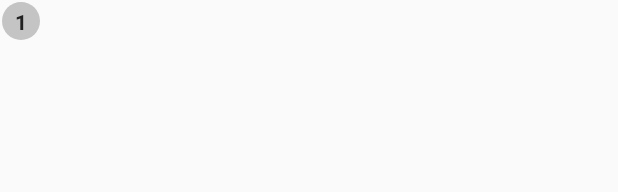
After one commit to daave90/7-minute-workout, an Android app: the layout item_exercise_status.xml on its own in the app's theme, with its tools: preview values and no code run, on a phone screen of 412 x 824 dp. The commit adds this screen. Shown: the top 192 px of the screen. Run offline under Robolectric (Android 15) with nearby library versions, the light colour scheme and no system bars.

Commit message:
Create custom recycler view

```diff
--- /dev/null
+++ b/app/src/main/res/drawable/item_circular_color_gray_background.xml
@@ -0,0 +1,6 @@
+<?xml version="1.0" encoding="utf-8"?>
+<shape xmlns:android="http://schemas.android.com/apk/res/android"
+    android:shape="oval">
+    <solid android:color="#C4C4C4"/>
+
+</shape>
--- /dev/null
+++ b/app/src/main/res/layout/item_exercise_status.xml
@@ -0,0 +1,16 @@
+<?xml version="1.0" encoding="utf-8"?>
+<TextView xmlns:android="http://schemas.android.com/apk/res/android"
+    xmlns:tools="http://schemas.android.com/tools"
+    android:id="@+id/tvItem"
+    android:layout_width="25dp"
+    android:layout_height="25dp"
+    android:layout_margin="1dp"
+    android:textColor="#212121"
+    android:gravity="center"
+    android:textSize="14sp"
+    android:textStyle="bold"
+    android:background="@drawable/item_circular_color_gray_background"
+    android:padding="3dp"
+    tools:text="1">
+
+</TextView>
```
Also changed, not shown: app/src/main/java/pl/daveproject/workout/activity/ExerciseActivity.kt (+14 -1 lines), app/src/main/java/pl/daveproject/workout/recyclerView/ExerciseStatusAdapter.kt (added, +32 -0 lines), app/src/main/res/layout/activity_exercise.xml (+9 -0 lines).
